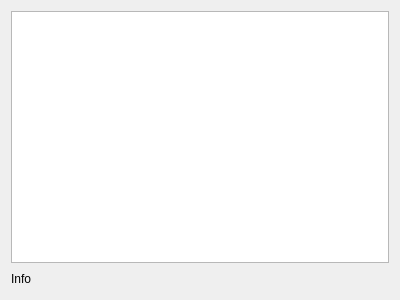
vfdev-5/GeoImageViewer, file Lib/Gui/BaseViewer.ui: the form before one commit.
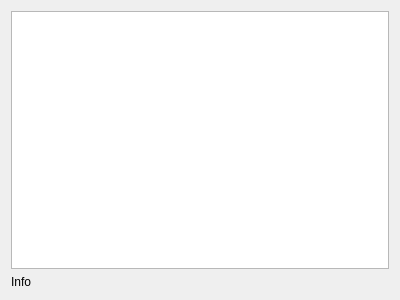
The form after the commit.

The edit to the form file:
```diff
--- a/Lib/Gui/BaseViewer.ui
+++ b/Lib/Gui/BaseViewer.ui
@@ -20,29 +20,16 @@
    <string>Form</string>
   </property>
   <layout class="QGridLayout" name="gridLayout">
-   <item row="1" column="0">
+   <item row="0" column="0" colspan="2">
+    <widget class="QGraphicsView" name="_view"/>
+   </item>
+   <item row="1" column="0" colspan="2">
     <widget class="QLabel" name="_pointInfo">
      <property name="text">
       <string>Info</string>
      </property>
     </widget>
    </item>
-   <item row="1" column="1">
-    <spacer name="horizontalSpacer">
-     <property name="orientation">
-      <enum>Qt::Horizontal</enum>
-     </property>
-     <property name="sizeHint" stdset="0">
-      <size>
-       <width>40</width>
-       <height>20</height>
-      </size>
-     </property>
-    </spacer>
-   </item>
-   <item row="0" column="0" colspan="2">
-    <widget class="QGraphicsView" name="_view"/>
-   </item>
   </layout>
  </widget>
  <resources/>
```
